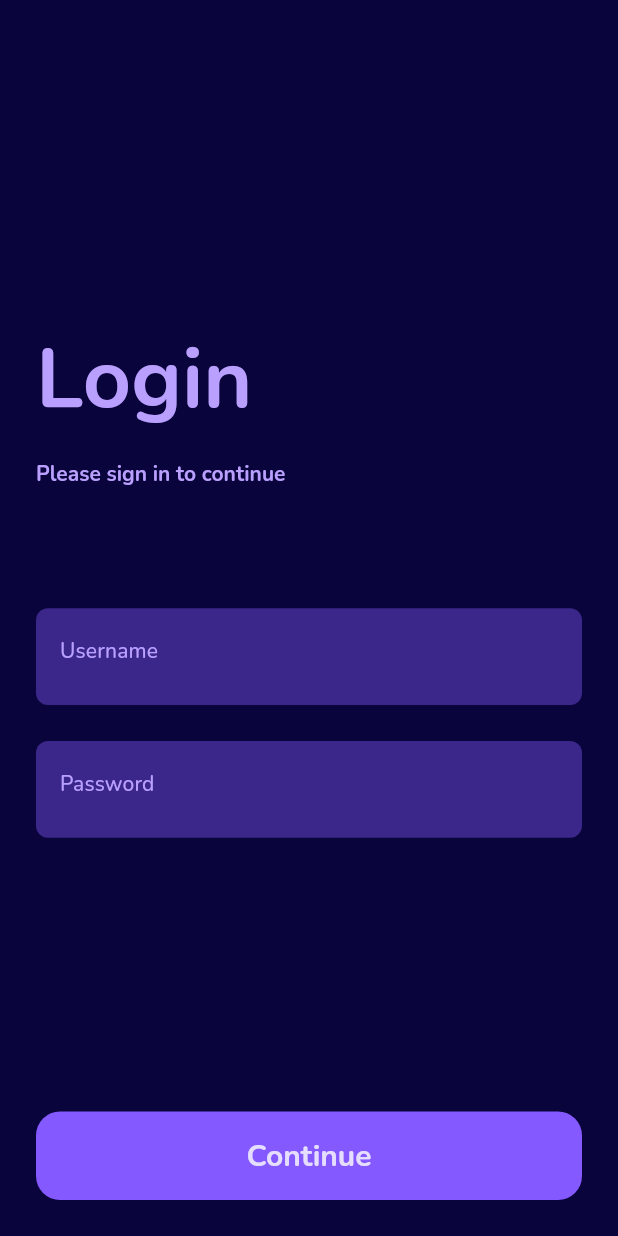
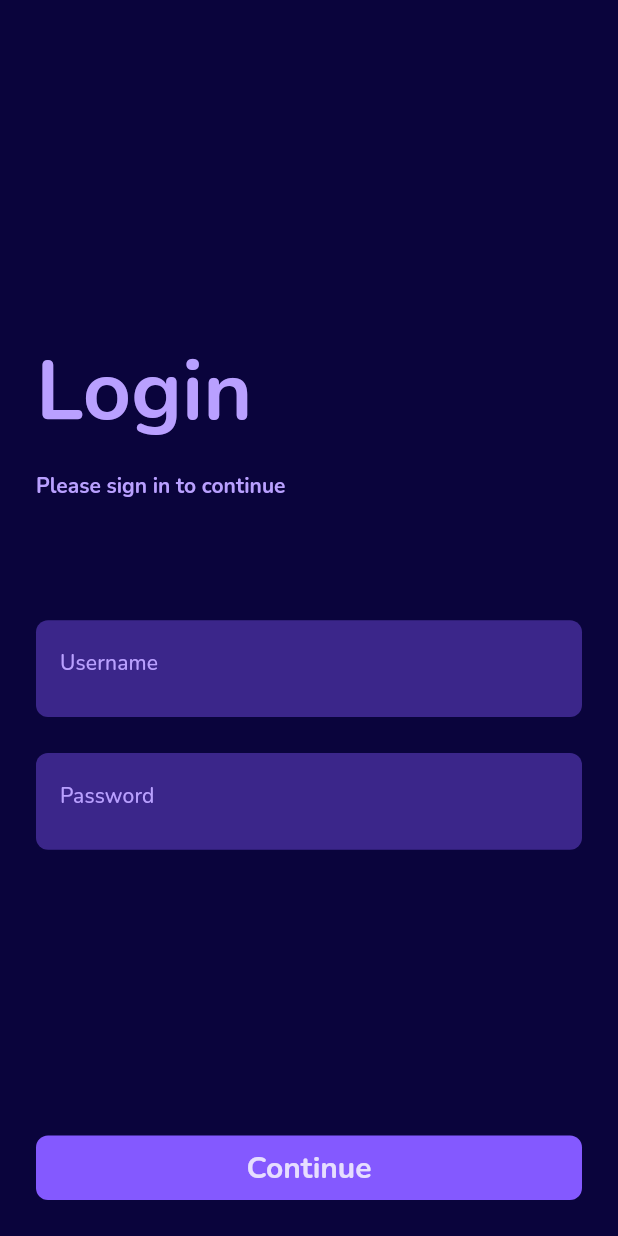
Before and after one commit to Falcer/flutter-jwt, a Flutter app: the screen it shows after launch, on a phone screen of 412 x 824 dp. Run offline on Flutter 3.47's test engine with Material 2 defaults, Android fonts, the phone set to English and light mode, and no system bars; our stand-ins replace dio, flutter_dotenv, flutter_easyloading, get, get_it, google_fonts and 3 more; accounts and stored records are empty.

Commit message:
Change Button Login

```diff
--- a/mobile/lib/module/login/login_view.dart
+++ b/mobile/lib/module/login/login_view.dart
@@ -125,13 +125,7 @@ class _LoginViewState extends State<LoginView> {
                             ),
                           ),
                         ),
-                        Container(
-                          width: double.infinity,
-                          decoration: BoxDecoration(
-                            color: Theme.of(context).accentColor,
-                            borderRadius: BorderRadius.circular(16),
-                          ),
-                          child: GestureDetector(
+                        GestureDetector(
                           onTap: () {
                             if (username.isEmpty || password.isEmpty) {
                               Get.snackbar(
@@ -159,9 +153,15 @@ class _LoginViewState extends State<LoginView> {
                               return;
                             });
                           },
+                          child: Container(
+                            width: double.infinity,
+                            decoration: BoxDecoration(
+                              color: Theme.of(context).accentColor,
+                              borderRadius: BorderRadius.circular(8),
+                            ),
                             child: Padding(
                               padding: const EdgeInsets.symmetric(
-                                vertical: 16.0,
+                                vertical: 8.0,
                                 horizontal: 48.0,
                               ),
                               child: Text(
```
Lines whose indentation alone changed are shown as unchanged.
